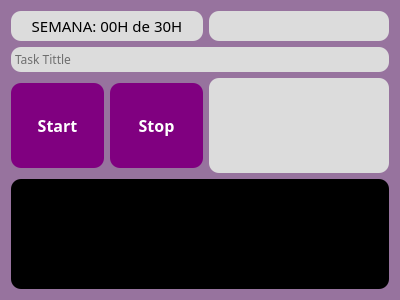
ScherzoLambda/PersonalDevControl, file personaldevcontrol.ui: the form before one commit.
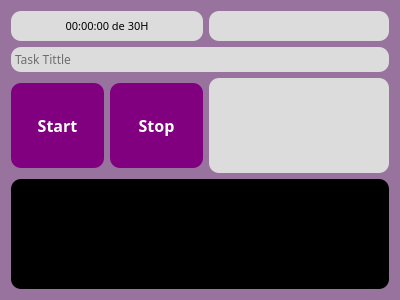
The form after the commit.

```diff
--- a/personaldevcontrol.ui
+++ b/personaldevcontrol.ui
@@ -57,7 +57,7 @@
       <property name="font">
        <font>
         <family>JetBrains Mono NL</family>
-        <pointsize>11</pointsize>
+        <pointsize>8</pointsize>
         <bold>false</bold>
        </font>
       </property>
@@ -65,7 +65,7 @@
        <string notr="true">background-color: rgb(220,220,220);</string>
       </property>
       <property name="text">
-       <string>SEMANA: 00H de 30H</string>
+       <string>00:00:00 de 30H</string>
       </property>
       <property name="alignment">
        <set>Qt::AlignCenter</set>
```
Left out of the diff: 8 changed lines with no effect on the pictures.
